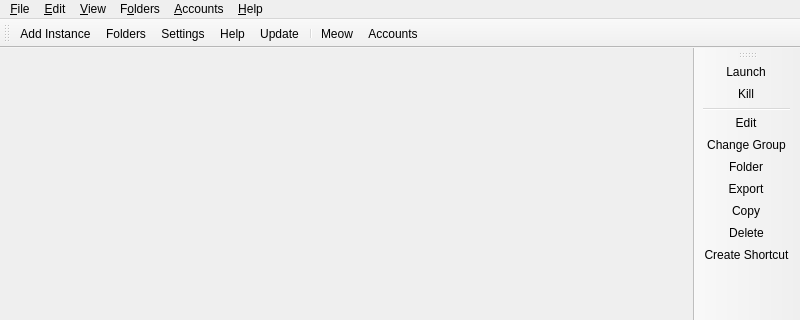
Before: the Qt Designer form launcher/ui/MainWindow.ui in MatronixOwner/MatronixLauncher, drawn with Qt 5; both pictures show x 0 to 800 and y 0 to 320 of the 800 by 600 pixel window.
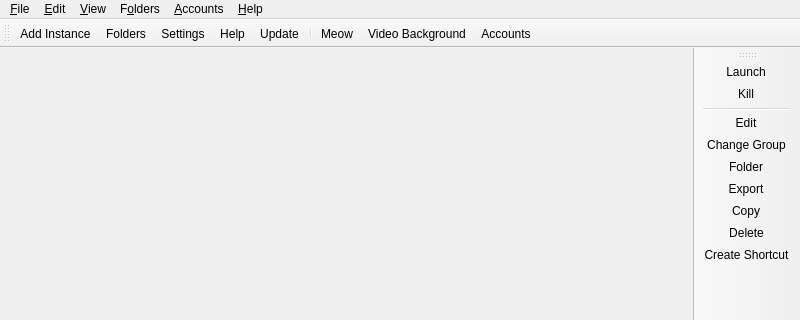
After: the same form once the commit is applied. Icons and pictures are not drawn. Custom widgets are drawn as their Qt base class.

Commit message: feat: add launcher themes and video backgrounds

Patch:
```diff
--- a/launcher/ui/MainWindow.ui
+++ b/launcher/ui/MainWindow.ui
@@ -56,6 +56,7 @@
    <addaction name="actionCheckUpdate"/>
    <addaction name="separator"/>
    <addaction name="actionCAT"/>
+   <addaction name="actionVideoBackground"/>
    <addaction name="actionAccountsButton"/>
   </widget>
   <widget class="QToolBar" name="newsToolBar">
@@ -258,6 +259,17 @@
     <string>It's a fluffy kitty :3</string>
    </property>
   </action>
+  <action name="actionVideoBackground">
+   <property name="checkable">
+    <bool>true</bool>
+   </property>
+   <property name="text">
+    <string>Video Background</string>
+   </property>
+   <property name="toolTip">
+    <string>Play or pause the selected video background.</string>
+   </property>
+  </action>
   <action name="actionToggleStatusBar">
    <property name="checkable">
     <bool>true</bool>
```
Left out of the diff: 1 changed line with no effect on the pictures. The commit also changes 18 other files.
